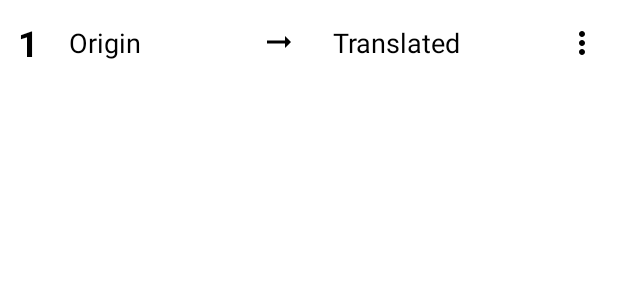
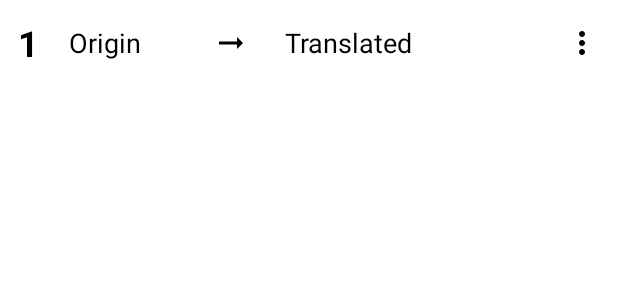
Before and after one commit to ArtemKlym/SimpleCards, an Android app: the layout custom_adapter_list_words.xml on its own in the app's theme, with its tools: preview values and no code run, on a phone screen of 412 x 824 dp. Shown: the top 300 px of the screen. Run offline under Robolectric (Android 15) with nearby library versions, the light colour scheme and no system bars.

Commit message:
Add show again card when swiped left

```diff
--- a/app/src/main/AndroidManifest.xml
+++ b/app/src/main/AndroidManifest.xml
@@ -17,7 +17,9 @@
         tools:targetApi="31">
         <activity
             android:name=".LearnCardsActivity"
-            android:exported="false" />
+            android:exported="false"
+            android:label="@string/cards"
+            android:parentActivityName=".MainActivity"/>
         <activity
             android:name=".UpdateActivity"
             android:exported="false"
--- a/app/src/main/java/com/example/simplecards/swipeadpter/SwipeAdapter.java
+++ b/app/src/main/java/com/example/simplecards/swipeadpter/SwipeAdapter.java
@@ -72,4 +72,9 @@ public class SwipeAdapter extends BaseAdapter {
         frontText = itemView.findViewById(R.id.textFront);
         backText = itemView.findViewById(R.id.textBack);
     }
+
+    public void addSwiped(String origin, String translate){
+        originWord.add(origin);
+        translatedWord.add(translate);
+    }
 }
--- a/app/src/main/res/layout/custom_adapter_list_words.xml
+++ b/app/src/main/res/layout/custom_adapter_list_words.xml
@@ -45,19 +45,21 @@
             android:textColor="@color/black"
             android:textSize="18sp"
             app:layout_constraintBottom_toBottomOf="parent"
+            app:layout_constraintEnd_toStartOf="@+id/imageView2"
+            app:layout_constraintHorizontal_bias="0.0"
             app:layout_constraintStart_toEndOf="@+id/imageView"
             app:layout_constraintTop_toTopOf="parent"
-            app:layout_constraintVertical_bias="0.484" />
+            app:layout_constraintVertical_bias="0.515" />
 
         <ImageView
             android:id="@+id/imageView"
             android:layout_width="wrap_content"
             android:layout_height="wrap_content"
-            android:layout_marginStart="148dp"
+            android:layout_marginStart="48dp"
             app:layout_constraintBottom_toBottomOf="parent"
-            app:layout_constraintStart_toEndOf="@+id/txtNumber"
+            app:layout_constraintStart_toEndOf="@+id/txtOrigin"
             app:layout_constraintTop_toTopOf="parent"
-            app:layout_constraintVertical_bias="0.484"
+            app:layout_constraintVertical_bias="0.515"
             app:srcCompat="@drawable/ic_arrow_translated" />
 
         <ImageView
```
Also changed, not shown: app/src/main/java/com/example/simplecards/LearnCardsActivity.java (+9 -6 lines).
